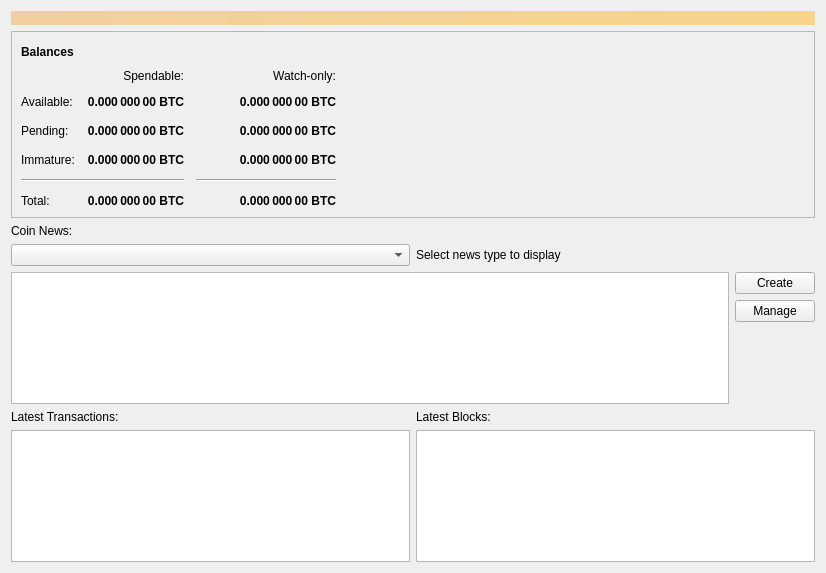
Old version of the form src/qt/forms/overviewpage.ui in the repository torkelrogstad/mainchain.
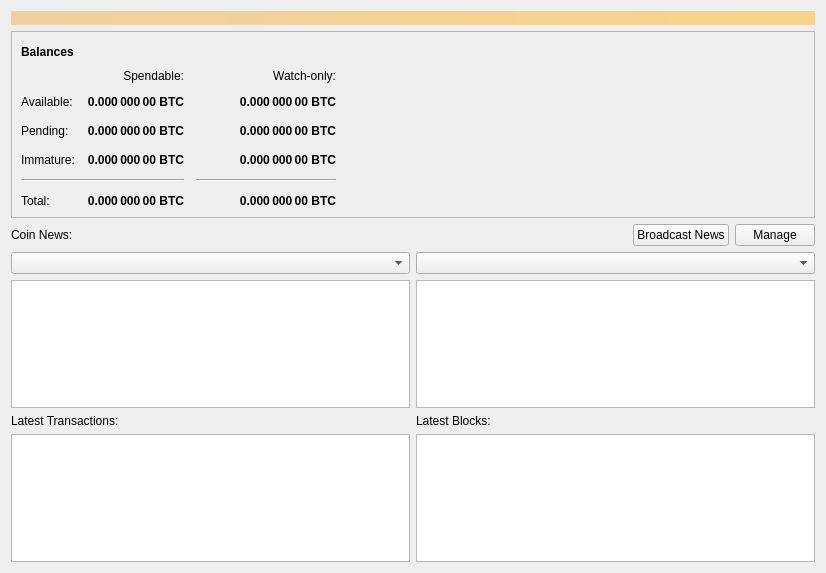
New version of the form. Icons and pictures are not drawn.

Commit message: Show two news tables on the overview page

What changed in the file:
```diff
--- a/src/qt/forms/overviewpage.ui
+++ b/src/qt/forms/overviewpage.ui
@@ -423,25 +423,53 @@
      </item>
     </layout>
    </item>
-   <item>
-    <widget class="QLabel" name="label_3">
-     <property name="text">
-      <string>Coin News:</string>
-     </property>
-    </widget>
-   </item>
    <item>
     <layout class="QHBoxLayout" name="horizontalLayout_5">
      <property name="bottomMargin">
       <number>0</number>
      </property>
      <item>
-      <widget class="QComboBox" name="comboBoxNewsType"/>
+      <widget class="QLabel" name="label_3">
+       <property name="text">
+        <string>Coin News:</string>
+       </property>
+      </widget>
      </item>
      <item>
-      <widget class="QLabel" name="label_4">
+      <widget class="QPushButton" name="pushButtonCreateNews">
+       <property name="sizePolicy">
+        <sizepolicy hsizetype="Maximum" vsizetype="Fixed">
+         <horstretch>0</horstretch>
+         <verstretch>0</verstretch>
+        </sizepolicy>
+       </property>
        <property name="text">
-        <string>Select news type to display</string>
+        <string>Broadcast News</string>
+       </property>
+       <property name="iconSize">
+        <size>
+         <width>32</width>
+         <height>32</height>
+        </size>
+       </property>
+      </widget>
+     </item>
+     <item>
+      <widget class="QPushButton" name="pushButtonManageNews">
+       <property name="sizePolicy">
+        <sizepolicy hsizetype="Maximum" vsizetype="Fixed">
+         <horstretch>0</horstretch>
+         <verstretch>0</verstretch>
+        </sizepolicy>
+       </property>
+       <property name="text">
+        <string>Manage</string>
+       </property>
+       <property name="iconSize">
+        <size>
+         <width>32</width>
+         <height>32</height>
+        </size>
        </property>
       </widget>
      </item>
@@ -453,13 +481,26 @@
       <number>0</number>
      </property>
      <item>
-      <widget class="QTableView" name="tableViewNews">
-       <property name="font">
-        <font>
-         <family>Noto Mono</family>
-        </font>
+      <layout class="QVBoxLayout" name="verticalLayout_3">
+       <property name="rightMargin">
+        <number>0</number>
        </property>
-      </widget>
+       <item>
+        <widget class="QComboBox" name="comboBoxNewsType1"/>
+       </item>
+       <item>
+        <widget class="QTableView" name="tableViewNews1">
+         <property name="font">
+          <font>
+           <family>Noto Mono</family>
+          </font>
+         </property>
+         <property name="editTriggers">
+          <set>QAbstractItemView::NoEditTriggers</set>
+         </property>
+        </widget>
+       </item>
+      </layout>
      </item>
      <item>
       <layout class="QVBoxLayout" name="verticalLayout_6">
@@ -467,31 +508,25 @@
         <number>0</number>
        </property>
        <item>
-        <widget class="QPushButton" name="pushButtonCreateNews">
-         <property name="text">
-          <string>Create</string>
-         </property>
-        </widget>
+        <widget class="QComboBox" name="comboBoxNewsType2"/>
        </item>
        <item>
-        <widget class="QPushButton" name="pushButtonManageNews">
-         <property name="text">
-          <string>Manage</string>
+        <widget class="QTableView" name="tableViewNews2">
+         <property name="font">
+          <font>
+           <family>Noto Mono</family>
+          </font>
          </property>
-        </widget>
-       </item>
-       <item>
-        <spacer name="verticalSpacer_2">
-         <property name="orientation">
-          <enum>Qt::Vertical</enum>
+         <property name="editTriggers">
+          <set>QAbstractItemView::NoEditTriggers</set>
          </property>
-         <property name="sizeHint" stdset="0">
-          <size>
-           <width>20</width>
-           <height>40</height>
-          </size>
-         </property>
-        </spacer>
+         <attribute name="horizontalHeaderMinimumSectionSize">
+          <number>15</number>
+         </attribute>
+         <attribute name="verticalHeaderMinimumSectionSize">
+          <number>27</number>
+         </attribute>
+        </widget>
        </item>
       </layout>
      </item>
```
The commit also changes 2 other files.
